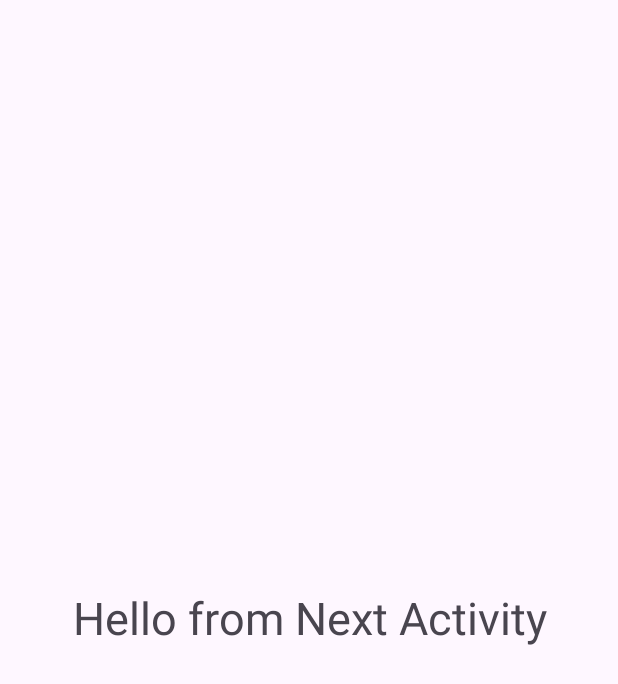
After one commit to chebihiF/PRF-DAM-Atelier01-Android, an Android app: the NextActivity screen opened directly, with no data from a screen before it, on a phone screen of 412 x 824 dp. The commit adds this screen. Shown: the top 684 px of the screen. Run offline under Robolectric (Android 15) with nearby library versions, the phone set to English and light mode, and no system bars.

Commit message:
add intent and NextActivity

```diff
--- a/app/src/main/AndroidManifest.xml
+++ b/app/src/main/AndroidManifest.xml
@@ -13,6 +13,9 @@
         android:theme="@style/Theme.Atelier01"
         tools:targetApi="31">
         <activity
+            android:name=".NextActivity"
+            android:exported="false" />
+        <activity
             android:name=".MainActivity"
             android:exported="true">
             <intent-filter>
--- /dev/null
+++ b/app/src/main/java/org/m2i/atelier01/NextActivity.java
@@ -0,0 +1,14 @@
+package org.m2i.atelier01;
+
+import androidx.appcompat.app.AppCompatActivity;
+
+import android.os.Bundle;
+
+public class NextActivity extends AppCompatActivity {
+
+    @Override
+    protected void onCreate(Bundle savedInstanceState) {
+        super.onCreate(savedInstanceState);
+        setContentView(R.layout.activity_next);
+    }
+}
--- a/app/src/main/res/layout/activity_main.xml
+++ b/app/src/main/res/layout/activity_main.xml
@@ -43,7 +43,9 @@
             android:id="@+id/btn_logIN"
             android:text="Login"
             android:layout_width="wrap_content"
-            android:layout_height="wrap_content" />
+            android:layout_height="wrap_content"
+            android:onClick="login"
+            />
 
         <Button
             android:layout_weight="1"
--- /dev/null
+++ b/app/src/main/res/layout/activity_next.xml
@@ -0,0 +1,19 @@
+<?xml version="1.0" encoding="utf-8"?>
+<RelativeLayout
+    xmlns:android="http://schemas.android.com/apk/res/android"
+    xmlns:app="http://schemas.android.com/apk/res-auto"
+    xmlns:tools="http://schemas.android.com/tools"
+    android:layout_width="match_parent"
+    android:layout_height="match_parent"
+    android:gravity="center"
+    tools:context=".NextActivity">
+
+    <TextView
+        android:id="@+id/msg_txt"
+        android:text="Hello from Next Activity"
+        android:textSize="30dp"
+        android:gravity="center"
+        android:layout_width="match_parent"
+        android:layout_height="wrap_content" />
+
+</RelativeLayout>
```
Also changed, not shown: app/src/main/java/org/m2i/atelier01/MainActivity.java (+39 -0 lines).
